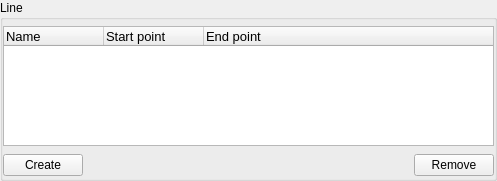
The window that Bricks/widgets/ui_files/Qt4_helical_line_widget_layout.ui (mxcube/mxcubeqt) describes before a commit, drawn with Qt 5.
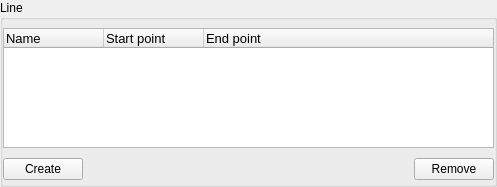
The same window after the commit.

Diff of the .ui file:
```diff
--- a/Bricks/widgets/ui_files/Qt4_helical_line_widget_layout.ui
+++ b/Bricks/widgets/ui_files/Qt4_helical_line_widget_layout.ui
@@ -7,7 +7,7 @@
     <x>0</x>
     <y>0</y>
     <width>497</width>
-    <height>181</height>
+    <height>187</height>
    </rect>
   </property>
   <property name="windowTitle">
```
Left out of the diff: 3 changed lines with no effect on the pictures.
